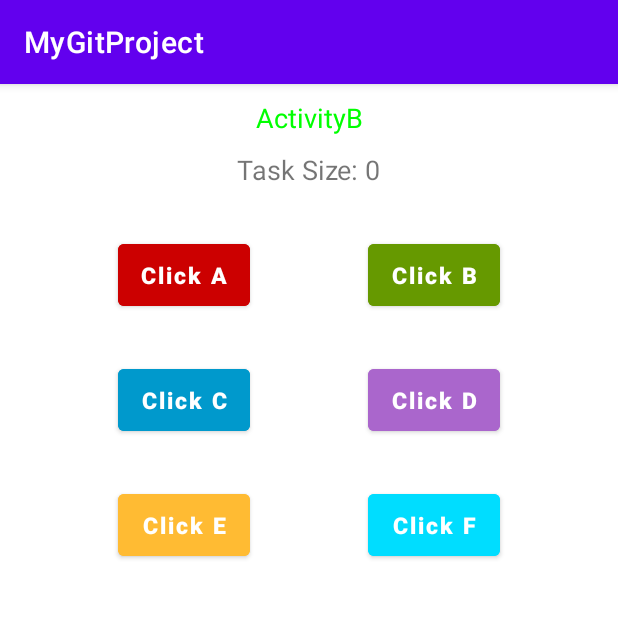
After one commit to shivaanshi/MyGitProject, an Android app: the ActivityB screen opened directly, with no data from a screen before it, on a phone screen of 412 x 824 dp, the top half of it. The commit adds this screen. Run offline under Robolectric (Android 15) with nearby library versions, the phone set to English and light mode, and no system bars.

Commit message:
Activity Launch Mode Description in Detail

```diff
--- /dev/null
+++ b/app/src/main/java/com/meenakshi/mygitproject/ActivityA.kt
@@ -0,0 +1,16 @@
+package com.meenakshi.mygitproject
+
+import android.content.Intent
+import android.graphics.Color
+import android.os.Bundle
+import android.widget.Button
+import android.widget.TextView
+import androidx.appcompat.app.AppCompatActivity
+
+class ActivityA: BaseActivity() {
+    override fun onCreate(savedInstanceState: Bundle?) {
+        super.onCreate(savedInstanceState)
+        findViewById<TextView>(R.id.tv_activity_name).text = this.localClassName
+        findViewById<TextView>(R.id.tv_activity_name).setTextColor(Color.RED)
+    }
+}
--- /dev/null
+++ b/app/src/main/java/com/meenakshi/mygitproject/ActivityB.kt
@@ -0,0 +1,26 @@
+package com.meenakshi.mygitproject
+
+import android.content.Intent
+import android.graphics.Color
+import android.os.Bundle
+import android.widget.Button
+import android.widget.TextView
+import androidx.appcompat.app.AppCompatActivity
+
+class ActivityB: BaseActivity() {
+    override fun onCreate(savedInstanceState: Bundle?) {
+        super.onCreate(savedInstanceState)
+        findViewById<TextView>(R.id.tv_activity_name).text = this.localClassName
+        findViewById<TextView>(R.id.tv_activity_name).setTextColor(Color.GREEN)
+    }
+
+    override fun onNewIntent(intent: Intent?) {
+        super.onNewIntent(intent)
+        val stringBuilder = StringBuilder()
+        stringBuilder.append("\n");
+        stringBuilder.append(this.localClassName + ": onNewIntent")
+        findViewById<TextView>(R.id.tv_description).append(stringBuilder.toString())
+        println(stringBuilder.toString())
+    }
+
+}
--- /dev/null
+++ b/app/src/main/java/com/meenakshi/mygitproject/ActivityC.kt
@@ -0,0 +1,16 @@
+package com.meenakshi.mygitproject
+
+import android.content.Intent
+import android.graphics.Color
+import android.os.Bundle
+import android.widget.Button
+import android.widget.TextView
+import androidx.appcompat.app.AppCompatActivity
+
+class ActivityC: BaseActivity() {
+    override fun onCreate(savedInstanceState: Bundle?) {
+        super.onCreate(savedInstanceState)
+        findViewById<TextView>(R.id.tv_activity_name).text = this.localClassName
+        findViewById<TextView>(R.id.tv_activity_name).setTextColor(Color.BLUE)
+    }
+}
--- /dev/null
+++ b/app/src/main/java/com/meenakshi/mygitproject/ActivityD.kt
@@ -0,0 +1,16 @@
+package com.meenakshi.mygitproject
+
+import android.content.Intent
+import android.graphics.Color
+import android.os.Bundle
+import android.widget.Button
+import android.widget.TextView
+import androidx.appcompat.app.AppCompatActivity
+
+class ActivityD: BaseActivity() {
+    override fun onCreate(savedInstanceState: Bundle?) {
+        super.onCreate(savedInstanceState)
+        findViewById<TextView>(R.id.tv_activity_name).text = this.localClassName
+        findViewById<TextView>(R.id.tv_activity_name).setTextColor(Color.MAGENTA)
+    }
+}
--- /dev/null
+++ b/app/src/main/java/com/meenakshi/mygitproject/ActivityE.kt
@@ -0,0 +1,16 @@
+package com.meenakshi.mygitproject
+
+import android.content.Intent
+import android.graphics.Color
+import android.os.Bundle
+import android.widget.Button
+import android.widget.TextView
+import androidx.appcompat.app.AppCompatActivity
+
+class ActivityE: BaseActivity() {
+    override fun onCreate(savedInstanceState: Bundle?) {
+        super.onCreate(savedInstanceState)
+        findViewById<TextView>(R.id.tv_activity_name).text = this.localClassName
+        findViewById<TextView>(R.id.tv_activity_name).setTextColor(Color.YELLOW)
+    }
+}
--- /dev/null
+++ b/app/src/main/java/com/meenakshi/mygitproject/ActivityF.kt
@@ -0,0 +1,16 @@
+package com.meenakshi.mygitproject
+
+import android.content.Intent
+import android.graphics.Color
+import android.os.Bundle
+import android.widget.Button
+import android.widget.TextView
+import androidx.appcompat.app.AppCompatActivity
+
+class ActivityF: BaseActivity() {
+    override fun onCreate(savedInstanceState: Bundle?) {
+        super.onCreate(savedInstanceState)
+        findViewById<TextView>(R.id.tv_activity_name).text = this.localClassName
+        findViewById<TextView>(R.id.tv_activity_name).setTextColor(Color.CYAN)
+    }
+}
--- /dev/null
+++ b/app/src/main/java/com/meenakshi/mygitproject/BaseActivity.kt
@@ -0,0 +1,82 @@
+package com.meenakshi.mygitproject
+
+import android.app.ActivityManager
+import android.content.Context
+import android.content.Intent
+import android.graphics.Color
+import android.os.Bundle
+import android.util.Log
+import android.widget.Button
+import android.widget.TextView
+import androidx.appcompat.app.AppCompatActivity
+
+
+open class BaseActivity: AppCompatActivity() {
+
+    companion object{ var activityManager: ActivityManager? = null}
+
+    override fun onCreate(savedInstanceState: Bundle?) {
+        super.onCreate(savedInstanceState)
+        setContentView(R.layout.activity_main)
+        if(activityManager ==null) {
+            activityManager = getSystemService(ACTIVITY_SERVICE) as ActivityManager
+        }
+        findViewById<TextView>(R.id.tv_activity_name).setTextColor(Color.GREEN)
+        findViewById<Button>(R.id.btn_click_a).setOnClickListener {
+            startActivity(Intent(this, ActivityA::class.java))
+        }
+        findViewById<Button>(R.id.btn_click_b).setOnClickListener {
+            startActivity(Intent(this, ActivityB::class.java))
+        }
+        findViewById<Button>(R.id.btn_click_c).setOnClickListener {
+            startActivity(Intent(this, ActivityC::class.java))
+        }
+        findViewById<Button>(R.id.btn_click_d).setOnClickListener {
+            startActivity(Intent(this, ActivityD::class.java))
+        }
+        findViewById<Button>(R.id.btn_click_e).setOnClickListener {
+            startActivity(Intent(this, ActivityE::class.java))
+        }
+        findViewById<Button>(R.id.btn_click_f).setOnClickListener {
+            startActivity(Intent(this, ActivityF::class.java))
+        }
+    }
+
+    override fun onResume() {
+        super.onResume()
+        findViewById<TextView>(R.id.tv_description).text = getAppTaskState()
+    }
+
+    protected open fun getAppTaskState(): String? {
+        val stringBuilder = StringBuilder()
+        val tasks = (this.getSystemService(Context.ACTIVITY_SERVICE) as ActivityManager).appTasks
+        stringBuilder.append("Task Size: ")
+        stringBuilder.append(tasks.size)
+        stringBuilder.append("\n");
+        for (task in tasks) {
+            if (android.os.Build.VERSION.SDK_INT >= android.os.Build.VERSION_CODES.Q) {
+                stringBuilder.append("Task Id: ")
+                stringBuilder.append(task.taskInfo.taskId)
+                stringBuilder.append("\n");
+            }
+            stringBuilder.append(" No Activities: ").append(task.taskInfo.numActivities)
+            stringBuilder.append("\n");
+            stringBuilder.append(" Base Activity: ").append(task.taskInfo.baseActivity?.shortClassName)
+            stringBuilder.append("\n");
+            stringBuilder.append(" Top Activity: ").append(task.taskInfo.topActivity?.shortClassName)
+            stringBuilder.append("\n");
+            stringBuilder.append(" Orig Activity: ").append(task.taskInfo.origActivity?.shortClassName)
+        }
+        return stringBuilder.toString()
+    }
+
+    override fun onNewIntent(intent: Intent?) {
+        super.onNewIntent(intent)
+        val stringBuilder = StringBuilder()
+        stringBuilder.append("\n");
+        stringBuilder.append(this.localClassName + ": onNewIntent")
+        findViewById<TextView>(R.id.tv_description).append(stringBuilder.toString())
+        println(stringBuilder.toString())
+    }
+
+}
--- a/app/src/main/res/layout/activity_main.xml
+++ b/app/src/main/res/layout/activity_main.xml
@@ -1,5 +1,6 @@
 <?xml version="1.0" encoding="utf-8"?>
-<androidx.constraintlayout.widget.ConstraintLayout xmlns:android="http://schemas.android.com/apk/res/android"
+<androidx.constraintlayout.widget.ConstraintLayout
+    xmlns:android="http://schemas.android.com/apk/res/android"
     xmlns:app="http://schemas.android.com/apk/res-auto"
     xmlns:tools="http://schemas.android.com/tools"
     android:layout_width="match_parent"
@@ -7,12 +8,134 @@
     tools:context=".MainActivity">
 
     <TextView
+        android:id="@+id/tv_activity_name"
         android:layout_width="wrap_content"
         android:layout_height="wrap_content"
         android:text="Hello World!"
-        app:layout_constraintBottom_toBottomOf="parent"
         app:layout_constraintLeft_toLeftOf="parent"
         app:layout_constraintRight_toRightOf="parent"
-        app:layout_constraintTop_toTopOf="parent" />
+        android:textSize="18sp"
+        android:layout_marginTop="10dp"
+        app:layout_constraintTop_toTopOf="parent"
+        app:layout_constraintBottom_toTopOf="@id/tv_description"/>
+
+    <TextView
+        android:id="@+id/tv_description"
+        android:layout_width="wrap_content"
+        android:layout_height="wrap_content"
+        android:text="Description"
+        app:layout_constraintLeft_toLeftOf="parent"
+        app:layout_constraintRight_toRightOf="parent"
+        app:layout_constraintTop_toBottomOf="@id/tv_activity_name"
+        android:textSize="18sp"
+        android:layout_marginTop="10dp"/>
+
+    <Button
+        android:id="@+id/btn_click_a"
+        android:layout_width="wrap_content"
+        android:layout_height="wrap_content"
+        app:layout_constraintLeft_toLeftOf="parent"
+        app:layout_constraintRight_toLeftOf="@id/btn_click_b"
+        android:layout_marginTop="10dp"
+        android:textStyle="bold"
+        app:layout_constraintTop_toBottomOf="@id/tv_description"
+        android:textSize="15sp"
+        android:padding="10dp"
+        android:textColor="@android:color/white"
+        android:text="Click A"
+        android:backgroundTint="@android:color/holo_red_dark"
+        android:textAllCaps="false"
+        />
+
+    <Button
+        android:id="@+id/btn_click_b"
+        android:layout_width="wrap_content"
+        android:layout_height="wrap_content"
+        app:layout_constraintLeft_toRightOf="@id/btn_click_a"
+        app:layout_constraintRight_toRightOf="parent"
+        android:textStyle="bold"
+        app:layout_constraintTop_toBottomOf="@id/tv_description"
+        android:layout_marginTop="10dp"
+        android:textSize="15sp"
+        android:padding="10dp"
+        android:textColor="@android:color/white"
+        android:text="Click B"
+        android:backgroundTint="@android:color/holo_green_dark"
+        android:textAllCaps="false"
+        />
+    <Button
+        android:id="@+id/btn_click_c"
+        android:layout_width="wrap_content"
+        android:layout_height="wrap_content"
+        app:layout_constraintLeft_toLeftOf="parent"
+        app:layout_constraintRight_toLeftOf="@id/btn_click_d"
+        android:layout_marginTop="30dp"
+        android:textStyle="bold"
+        app:layout_constraintTop_toBottomOf="@id/btn_click_a"
+        android:layout_marginBottom="10dp"
+        android:textSize="15sp"
+        android:padding="10dp"
+        android:textColor="@android:color/white"
+        android:backgroundTint="@android:color/holo_blue_dark"
+        android:text="Click C"
+        android:textAllCaps="false"
+        />
+
+    <Button
+        android:id="@+id/btn_click_d"
+        android:layout_width="wrap_content"
+        android:layout_height="wrap_content"
+        android:layout_marginTop="30dp"
+        app:layout_constraintLeft_toRightOf="@id/btn_click_c"
+        app:layout_constraintRight_toRightOf="parent"
+        android:textStyle="bold"
+        app:layout_constraintTop_toBottomOf="@id/btn_click_b"
+        android:layout_marginBottom="10dp"
+        android:textSize="15sp"
+        android:padding="10dp"
+        android:textColor="@android:color/white"
+        android:backgroundTint="@android:color/holo_purple"
+        android:text="Click D"
+        android:textAllCaps="false"
+        />
+
+
+    <Button
+        android:id="@+id/btn_click_e"
+        android:layout_width="wrap_content"
+        android:layout_height="wrap_content"
+        app:layout_constraintLeft_toLeftOf="parent"
+        app:layout_constraintRight_toLeftOf="@id/btn_click_f"
+        android:layout_marginTop="30dp"
+        android:textStyle="bold"
+        app:layout_constraintTop_toBottomOf="@id/btn_click_c"
+        android:layout_marginBottom="10dp"
+        android:textSize="15sp"
+        android:padding="10dp"
+        android:backgroundTint="@android:color/holo_orange_light"
+        android:textColor="@android:color/white"
+        android:text="Click E"
+        android:textAllCaps="false"
+        />
+
+    <Button
+        android:id="@+id/btn_click_f"
+        android:layout_width="wrap_content"
+        android:layout_height="wrap_content"
+        android:layout_marginTop="30dp"
+        app:layout_constraintLeft_toRightOf="@id/btn_click_c"
+        app:layout_constraintRight_toRightOf="parent"
+        android:textStyle="bold"
+        app:layout_constraintTop_toBottomOf="@id/btn_click_d"
+        android:layout_marginBottom="10dp"
+        android:textSize="15sp"
+        android:padding="10dp"
+        android:backgroundTint="@android:color/holo_blue_bright"
+        android:textColor="@android:color/white"
+        android:text="Click F"
+        android:textAllCaps="false"
+        />
+
+
 
 </androidx.constraintlayout.widget.ConstraintLayout>
```
Also changed, not shown: app/src/main/AndroidManifest.xml (+20 -0 lines).
